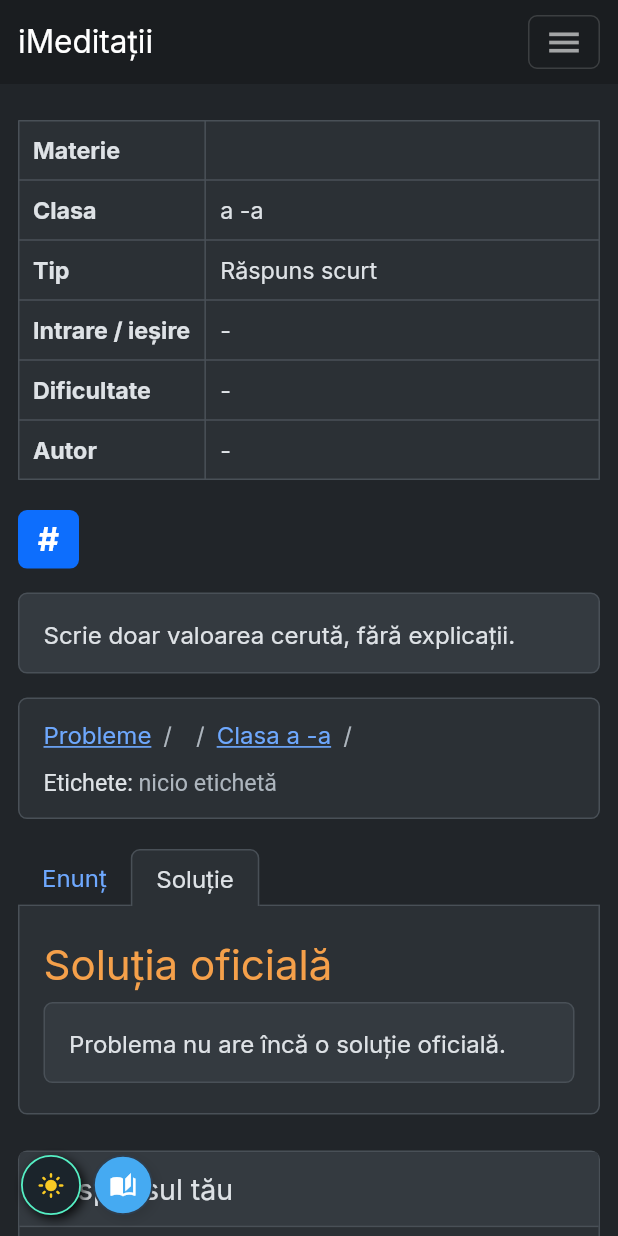
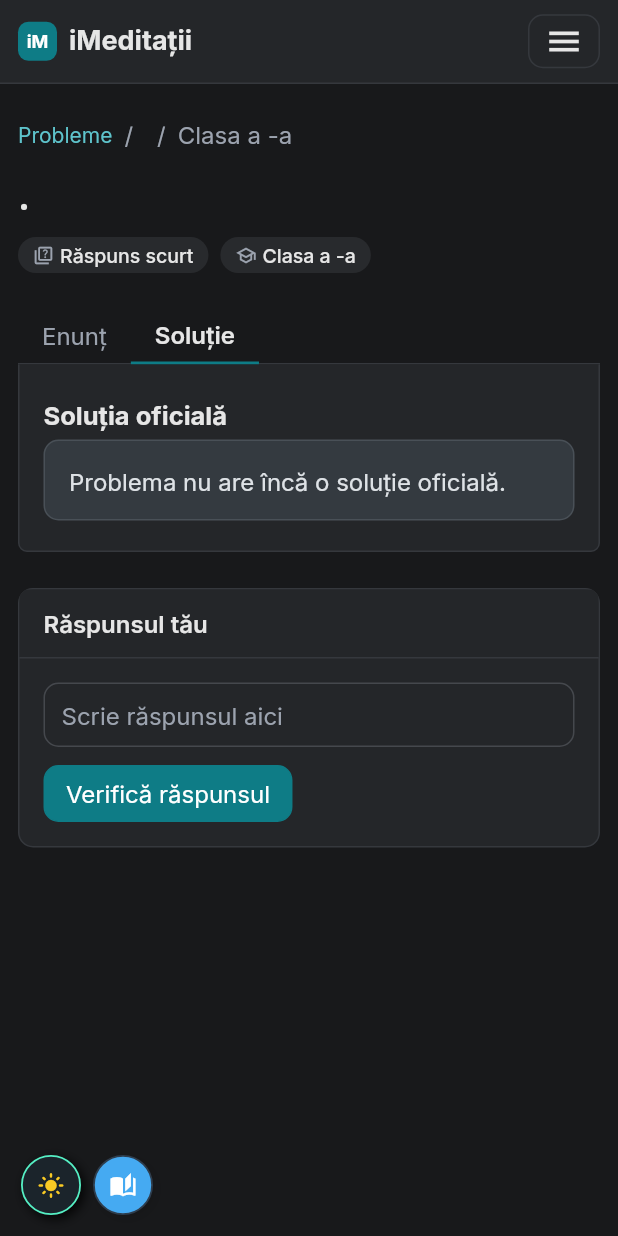
Before and after one commit to Ahmad1827/iMeditatii, a Flutter app: the ExerciseDetailScreen screen opened directly with empty values, after a tap on "SOLUTION", after a tap on the "dark mode" icon, after a tap on the "videogame asset" icon, on a phone screen of 412 x 824 dp. Run offline on Flutter 3.47's test engine with Material 3 defaults, Android fonts, the phone set to English and light mode, and no system bars; our stand-ins replace cached_network_image, cloud_firestore, firebase_auth, firebase_core, firebase_storage, flutter_dotenv and 6 more; missing offline and left inert: agora_rtc_engine; accounts and stored records are empty.

Commit message:
Apply screen updates and layout refinements

```diff
--- a/lib/custom_navbar.dart
+++ b/lib/custom_navbar.dart
@@ -157,7 +157,7 @@ class _PbNavLinkState extends State<_PbNavLink> {
 
   @override
   Widget build(BuildContext context) {
-    final color = widget.active ? Colors.white : Colors.white.withOpacity(_hover ? 0.85 : 0.6);
+    final color = (widget.active || _hover) ? Pb.text : Pb.muted;
     return MouseRegion(
       cursor: SystemMouseCursors.click,
       onEnter: (_) => setState(() => _hover = true),
@@ -253,7 +253,7 @@ class CustomNavbar extends StatelessWidget {
     return Container(
       height: 56,
       width: double.infinity,
-      color: Pb.navbar,
+      decoration: BoxDecoration(color: Pb.navbar, border: Border(bottom: BorderSide(color: Pb.border))),
       child: Center(
         child: ConstrainedBox(
           constraints: const BoxConstraints(maxWidth: Pb.containerMax),
@@ -265,7 +265,20 @@ class CustomNavbar extends StatelessWidget {
                   cursor: SystemMouseCursors.click,
                   child: GestureDetector(
                     onTap: () => context.go('/'),
-                    child: const Text('iMeditații', style: TextStyle(color: Colors.white, fontSize: 21)),
+                    child: Row(
+                      mainAxisSize: MainAxisSize.min,
+                      children: [
+                        Container(
+                          width: 26,
+                          height: 26,
+                          alignment: Alignment.center,
+                          decoration: BoxDecoration(color: Pb.primary, borderRadius: BorderRadius.circular(7)),
+                          child: const Text('iM', style: TextStyle(color: Colors.white, fontSize: 12, fontWeight: FontWeight.w700)),
+                        ),
+                        const SizedBox(width: 8),
+                        Text('iMeditații', style: TextStyle(color: Pb.text, fontSize: 18, fontWeight: FontWeight.w700)),
+                      ],
+                    ),
                   ),
                 ),
                 if (isDesktop) ...[
@@ -319,9 +332,9 @@ class CustomNavbar extends StatelessWidget {
                         padding: const EdgeInsets.symmetric(horizontal: 10, vertical: 4),
                         decoration: BoxDecoration(
                           borderRadius: Pb.radius,
-                          border: Border.all(color: Colors.white.withOpacity(0.15)),
+                          border: Border.all(color: Pb.border),
                         ),
-                        child: Icon(Icons.menu, color: Colors.white.withOpacity(0.6), size: 26),
+                        child: Icon(Icons.menu, color: Pb.text, size: 26),
                       ),
                     ),
                   ),
@@ -360,7 +373,7 @@ class CustomNavbar extends StatelessWidget {
         final divider = Container(height: 1, color: Colors.white.withOpacity(0.12));
 
         return Container(
-          color: Pb.navbar,
+          color: const Color(0xFF1F2430),
           padding: const EdgeInsets.fromLTRB(20, 8, 12, 16),
           child: SafeArea(
             top: false,
--- a/lib/design_system.dart
+++ b/lib/design_system.dart
@@ -30,7 +30,7 @@ class AppStyle {
   T pick<T>(T retro, T clean) => isClean ? clean : retro;
 
   /// Clean font. Used by main.dart (getTextTheme).
-  static TextTheme cleanTextTheme(TextTheme base) => GoogleFonts.ubuntuTextTheme(base);
+  static TextTheme cleanTextTheme(TextTheme base) => GoogleFonts.interTextTheme(base);
 
   /// "CALCUL INTEGRAL" -> "Calcul integral". Leaves mixed-case text alone.
   static String sentence(String t) {
@@ -54,33 +54,33 @@ class Pb {
 
   // Layout
   static const double containerMax = 1296;
-  static const BorderRadius radius = BorderRadius.all(Radius.circular(6));
+  static const BorderRadius radius = BorderRadius.all(Radius.circular(10));
 
-  // Surfaces
-  static Color get page => _d ? const Color(0xFF212529) : Colors.white;
-  static Color get surface => _d ? const Color(0xFF2B3035) : Colors.white;
-  static Color get cardHeader => _d ? const Color(0xFF343A40) : const Color(0xFFF7F7F7);
-  static Color get gray => _d ? const Color(0xFF343A40) : const Color(0xFFE9ECEF);
-  static Color get hoverBg => _d ? const Color(0xFF343A40) : const Color(0xFFF8F9FA);
-  static Color get tableStripe => _d ? const Color(0xFF30353B) : const Color(0xFFF2F2F2);
-  static Color get border => _d ? const Color(0xFF495057) : const Color(0xFFDEE2E6);
-  static Color get inputBorder => _d ? const Color(0xFF495057) : const Color(0xFFCED4DA);
+    // Surfaces
+  static Color get page => _d ? const Color(0xFF18191B) : const Color(0xFFF7F8FA);
+  static Color get surface => _d ? const Color(0xFF242629) : Colors.white;
+  static Color get cardHeader => surface;
+  static Color get gray => _d ? const Color(0xFF33363A) : const Color(0xFFEFF1F3);
+  static Color get hoverBg => _d ? const Color(0xFF2E3034) : const Color(0xFFF5F6F8);
+  static Color get tableStripe => _d ? const Color(0xFF2A2C30) : const Color(0xFFF9FAFB);
+  static Color get border => _d ? const Color(0xFF35383D) : const Color(0xFFE5E7EB);
+  static Color get inputBorder => _d ? const Color(0xFF45484D) : const Color(0xFFD1D5DB);
 
   // Text
-  static Color get text => _d ? const Color(0xFFDEE2E6) : const Color(0xFF212529);
-  static Color get muted => _d ? const Color(0xFFADB5BD) : const Color(0xFF6C757D);
-  static Color get link => _d ? const Color(0xFF6EA8FE) : const Color(0xFF0D6EFD);
+  static Color get text => _d ? const Color(0xFFE6E6E6) : const Color(0xFF262626);
+  static Color get muted => _d ? const Color(0xFF9CA3AF) : const Color(0xFF6B7280);
+  static Color get link => _d ? const Color(0xFF5EC4CC) : const Color(0xFF0E7C86);
 
-  /// Orange statement headings ("Cerința", "Exemplu").
-  static Color get heading => _d ? const Color(0xFFF5A04A) : const Color(0xFFF0861E);
-  static Color get inlineCode => _d ? const Color(0xFFE685B5) : const Color(0xFFD63384);
+  static Color get heading => text;
+  static Color get inlineCode => text;
+  static Color get codeChip => _d ? const Color(0xFF33363A) : const Color(0xFFEFF1F3);
 
   // Chrome
-  static Color get navbar => _d ? const Color(0xFF1A1D20) : const Color(0xFF343A40);
-  static Color get hero => _d ? const Color(0xFF1F4F7D) : const Color(0xFF3C87C8);
-  static Color get infoStrip => _d ? const Color(0xFF087990) : const Color(0xFF0DCAF0);
-  static Color get infoStripText => _d ? Colors.white : const Color(0xFF062C33);
-  static Color get postMeta => _d ? const Color(0xFF032830) : const Color(0xFFCFF4FC);
+  static Color get navbar => surface;
+  static Color get hero => _d ? const Color(0xFF141619) : const Color(0xFF1F2430);
+  static Color get infoStrip => _d ? const Color(0xFF3A2C1C) : const Color(0xFFFFF4E5);
+  static Color get infoStripText => _d ? const Color(0xFFFFD6A5) : const Color(0xFF8A4B00);
+  static Color get postMeta => _d ? const Color(0xFF2E3034) : const Color(0xFFF3F4F6);
 
   // Code
   static Color get codeBg => _d ? const Color(0xFF1E2226) : const Color(0xFFF8F9FA);
@@ -89,7 +89,7 @@ class Pb {
   static Color get editorActiveLine => _d ? const Color(0xFF343A40) : const Color(0xFFDCDCDC);
 
   // Semantic (Bootstrap)
-  static const Color primary = Color(0xFF0D6EFD);
+  static const Color primary = Color(0xFF0E7C86);
   static const Color secondary = Color(0xFF6C757D);
   static const Color success = Color(0xFF198754);
   static const Color danger = Color(0xFFDC3545);
--- a/lib/exercise_detail_screen.dart
+++ b/lib/exercise_detail_screen.dart
@@ -608,59 +608,104 @@ class _ExerciseDetailScreenState extends State<ExerciseDetailScreen> {
       Column(
         crossAxisAlignment: CrossAxisAlignment.stretch,
         children: [
+          _cleanBreadcrumbBox(),
+          const SizedBox(height: 18),
+          _cleanTitle(isMobile, done),
+          const SizedBox(height: 12),
           _cleanMetaTable(isMobile),
-          const SizedBox(height: 20),
-          _cleanTitle(isMobile, done),
-          const SizedBox(height: 16),
-          _cleanLanguageAlert(),
-          const SizedBox(height: 16),
-          _cleanBreadcrumbBox(),
-          const SizedBox(height: 20),
+          const SizedBox(height: 22),
+          if (isMobile) ...[
+            _cleanStatementPane(isMobile),
+            const SizedBox(height: 24),
+            _cleanWorkPane(isMobile),
+          ] else
+            Row(
+              crossAxisAlignment: CrossAxisAlignment.start,
+              children: [
+                Expanded(flex: 5, child: _cleanStatementPane(isMobile)),
+                const SizedBox(width: 20),
+                Expanded(flex: 6, child: _cleanWorkPane(isMobile)),
+              ],
+            ),
+          const SizedBox(height: 40),
+        ],
+      ),
+    );
+  }
+
+    Widget _cleanStatementPane(bool isMobile) => Column(
+        crossAxisAlignment: CrossAxisAlignment.stretch,
+        children: [
           PbNavTabs(
             labels: const ['Enunț', 'Soluție'],
             selected: selectedTab == 'enunt' ? 0 : 1,
             onSelect: (i) => setState(() => selectedTab = i == 0 ? 'enunt' : 'solutie'),
           ),
           PbTabPanel(child: selectedTab == 'enunt' ? _cleanStatement(isMobile) : _cleanSolution()),
-          const SizedBox(height: 24),
-          if (_kind == 'cod') ...[
+        ],
+      );
+
+  Widget _cleanWorkPane(bool isMobile) {
+    if (_kind == 'grila') return _cleanGrilaCard();
+    if (_kind == 'text') return _cleanTextCard();
+    return Column(
+      crossAxisAlignment: CrossAxisAlignment.stretch,
+      children: [
         _cleanCodeCard(isMobile),
         if (testResults.isNotEmpty || isRunningCode) ...[
           const SizedBox(height: 20),
           _cleanEvaluation(isMobile),
         ],
-          ] else if (_kind == 'grila')
-            _cleanGrilaCard()
-          else
-            _cleanTextCard(),
-          const SizedBox(height: 40),
-        ],
-      ),
+      ],
     );
   }
 
   Widget _cleanMetaTable(bool isMobile) {
-    final kindLabel = _kind == 'cod' ? 'Program C++' : (_kind == 'grila' ? 'Grilă' : 'Răspuns scurt');
-    final meta = <MapEntry<String, String>>[
-      MapEntry('Materie', widget.subject),
-      MapEntry('Clasa', 'a ${widget.grade}-a'),
-      MapEntry('Tip', kindLabel),
-      MapEntry('Intrare / ieșire', _kind == 'cod' ? 'tastatură / ecran' : '-'),
-      MapEntry('Dificultate', _str(['dificultate', 'difficulty']) ?? '-'),
-      MapEntry('Autor', _str(['autor', 'author']) ?? '-'),
-    ];
-
-    if (isMobile) {
-      return PbTable(
-        firstColumnBold: true,
-        columnWidths: const {0: IntrinsicColumnWidth(), 1: FlexColumnWidth()},
-        rows: [for (final m in meta) [Text(m.key), Text(m.value)]],
-      );
-    }
-    return PbTable(
-      headers: [for (final m in meta) m.key],
-      rows: [
-        [for (final m in meta) Text(m.value)],
+    final diffRaw = _str(['dificultate', 'difficulty']);
+    final diff = (diffRaw ?? '').toLowerCase();
+    Color? diffColor;
+    if (diff.startsWith('u') || diff.startsWith('e')) {
+      diffColor = const Color(0xFF00A67E);
+    } else if (diff.startsWith('m')) {
+      diffColor = const Color(0xFFD99A00);
+    } else if (diff.startsWith('g') || diff.startsWith('h') || diff.startsWith('d')) {
+      diffColor = const Color(0xFFE5484D);
+    }
+
+    Widget chip(String label, {Color? fg, IconData? icon}) => Container(
+          padding: const EdgeInsets.symmetric(horizontal: 10, vertical: 4),
+          decoration: BoxDecoration(
+            color: (fg ?? Pb.muted).withOpacity(0.12),
+            borderRadius: BorderRadius.circular(999),
+          ),
+          child: Row(
+            mainAxisSize: MainAxisSize.min,
+            children: [
+              if (icon != null) ...[
+                Icon(icon, size: 14, color: fg ?? Pb.muted),
+                const SizedBox(width: 4),
+              ],
+              Text(label, style: TextStyle(fontSize: 13, fontWeight: FontWeight.w500, color: fg ?? Pb.text)),
+            ],
+          ),
+        );
+
+    final tags = _list(['tags', 'etichete']) ?? const <String>[];
+    final author = _str(['autor', 'author']);
+
+    return Wrap(
+      spacing: 8,
+      runSpacing: 8,
+      children: [
+        if (diffRaw != null) chip(AppStyle.sentence(diffRaw), fg: diffColor),
+        chip(
+          _kind == 'cod' ? 'C++' : (_kind == 'grila' ? 'Grilă' : 'Răspuns scurt'),
+          icon: _kind == 'cod' ? Icons.code : Icons.quiz_outlined,
+        ),
+        chip('Clasa a ${widget.grade}-a', icon: Icons.school_outlined),
+        if (_kind == 'cod') chip('stdin / stdout', icon: Icons.swap_horiz),
+        for (final t in tags) chip(t, icon: Icons.sell_outlined),
+        if (author != null) chip(author, icon: Icons.person_outline),
       ],
     );
   }
@@ -671,59 +716,20 @@ class _ExerciseDetailScreenState extends State<ExerciseDetailScreen> {
       spacing: 14,
       runSpacing: 10,
       children: [
-        PbBadge(text: '#${widget.id}', color: Pb.primary, fontSize: isMobile ? 22 : 30),
-        Text(_title, style: TextStyle(fontSize: isMobile ? 28 : 40, color: Pb.link, height: 1.15)),
+        Text('${widget.id}. $_title', style: TextStyle(fontSize: isMobile ? 24 : 30, color: Pb.text, fontWeight: FontWeight.w700, height: 1.2)),
         if (done) PbBadge(text: 'rezolvată', color: Pb.success, fontSize: 13),
       ],
     );
   }
 
-  Widget _cleanLanguageAlert() {
-    final base = TextStyle(color: Pb.secondaryText, fontSize: 16);
-    Widget body;
-    if (_kind == 'cod') {
-      body = Text.rich(TextSpan(style: base, children: const [
-        TextSpan(text: 'Această problemă acceptă numai soluții în '),
-        TextSpan(text: 'C++', style: TextStyle(fontWeight: FontWeight.w700)),
-        TextSpan(text: '.'),
-      ]));
-    } else if (_kind == 'grila') {
-      body = Text('Problemă grilă: un singur răspuns este corect.', style: base);
-    } else {
-      body = Text('Scrie doar valoarea cerută, fără explicații.', style: base);
-    }
-    return PbAlert(type: PbAlertType.secondary, child: body);
-  }
 
   Widget _cleanBreadcrumbBox() {
-    final tags = _list(['tags', 'etichete']) ?? const <String>[];
     final listRoute = '/lista-exercitii?materie=${Uri.encodeComponent(widget.subject)}';
-
-    return Container(
-      padding: const EdgeInsets.fromLTRB(16, 14, 16, 14),
-      decoration: BoxDecoration(color: Pb.surface, borderRadius: Pb.radius, border: Border.all(color: Pb.border)),
-      child: Column(
-        crossAxisAlignment: CrossAxisAlignment.start,
-        children: [
-          PbBreadcrumb(items: [
+    return PbBreadcrumb(items: [
       PbCrumb('Probleme', () => context.go('/exercitii')),
       PbCrumb(widget.subject, () => context.go(listRoute)),
-            PbCrumb('Clasa a ${widget.grade}-a', () => context.go(listRoute)),
-            PbCrumb(_title),
-          ]),
-          const SizedBox(height: 14),
-          Text.rich(
-            TextSpan(
-              style: TextStyle(fontSize: 15.5, color: Pb.text),
-              children: [
-                const TextSpan(text: 'Etichete: '),
-                TextSpan(text: tags.isEmpty ? 'nicio etichetă' : tags.join(', '), style: TextStyle(color: Pb.muted)),
-              ],
-            ),
-          ),
-        ],
-      ),
-    );
+      PbCrumb('Clasa a ${widget.grade}-a'),
+    ]);
   }
 
   Widget _cleanStatement(bool isMobile) {
--- a/lib/home_screen.dart
+++ b/lib/home_screen.dart
@@ -177,19 +177,16 @@ class _HomeScreenState extends State<HomeScreen> {
           crossAxisAlignment: CrossAxisAlignment.start,
           children: [
             Text(
-              'iMeditații',
-              style: TextStyle(
-                color: Colors.white,
-                fontSize: isMobile ? 42 : 62,
-                fontWeight: FontWeight.w700,
-                height: 1.05,
-                shadows: [Shadow(color: Colors.black.withOpacity(0.35), offset: const Offset(2, 2))],
+              'Rezolvă probleme.\nÎnțelege teoria.',
+              style: TextStyle(color: Colors.white, fontSize: isMobile ? 34 : 52, fontWeight: FontWeight.w700, height: 1.1, letterSpacing: -1),
+            ),
+            SizedBox(height: isMobile ? 14 : 20),
+            ConstrainedBox(
+              constraints: const BoxConstraints(maxWidth: 620),
+              child: Text(
+                'Probleme de informatică și matematică pentru liceu, evaluate automat, plus lecții pe programa de Bacalaureat.',
+                style: TextStyle(color: Colors.white.withOpacity(0.75), fontSize: isMobile ? 17 : 20, height: 1.5),
               ),
-            ),
-            SizedBox(height: isMobile ? 14 : 22),
-            Text(
-              'Aici înveți! Probleme, lecții și profesori pentru liceu.',
-              style: TextStyle(color: Colors.white, fontSize: isMobile ? 20 : 30, fontWeight: FontWeight.w300, height: 1.3),
             ),
             SizedBox(height: isMobile ? 22 : 30),
             Wrap(
@@ -198,7 +195,7 @@ class _HomeScreenState extends State<HomeScreen> {
               children: [
                 PbButton(
                   text: 'Vezi problemele',
-                  variant: PbVariant.light,
+                  variant: PbVariant.primary,
                   size: PbSize.lg,
                   onPressed: () => context.go('/exercitii'),
                 ),
@@ -788,12 +785,12 @@ class _PbPostState extends State<_PbPost> {
                     child: AnimatedRotation(
                       turns: _open ? 0 : -0.25,
                       duration: const Duration(milliseconds: 150),
-                      child: Icon(Icons.expand_circle_down, size: 26, color: Pb.text),
+                      child: Icon(Icons.keyboard_arrow_down, size: 24, color: Pb.muted),
                     ),
                   ),
                 ),
                 const SizedBox(width: 10),
-                Expanded(child: PbLink(text: widget.title, onTap: widget.onLink, fontSize: 24)),
+                Expanded(child: PbLink(text: widget.title, onTap: widget.onLink, fontSize: 19, weight: FontWeight.w600)),
               ],
             ),
           ),
--- a/lib/ui_components.dart
+++ b/lib/ui_components.dart
@@ -261,7 +261,7 @@ _BtnColors _btnColors(PbVariant v, bool hover, bool down) {
 
   switch (v) {
     case PbVariant.primary:
-      final c = shade(Pb.primary, const Color(0xFF0B5ED7), const Color(0xFF0A58CA));
+      final c = shade(Pb.primary, const Color(0xFF0B6870), const Color(0xFF095A61));
       return _BtnColors(c, Colors.white, c);
     case PbVariant.secondary:
       final c = shade(Pb.secondary, const Color(0xFF5C636A), const Color(0xFF565E64));
@@ -469,7 +469,7 @@ class PbCard extends StatelessWidget {
   Widget build(BuildContext context) {
     AppStyle.of(context);
     final head = header ??
-        (title != null ? Text(title!, style: TextStyle(fontSize: 19, color: Pb.text, height: 1.3)) : null);
+        (title != null ? Text(title!, style: TextStyle(fontSize: 16, fontWeight: FontWeight.w600, color: Pb.text, height: 1.3)) : null);
 
     return Container(
       clipBehavior: Clip.antiAlias,
@@ -524,7 +524,7 @@ class PbBadge extends StatelessWidget {
   Widget build(BuildContext context) {
     return Container(
       padding: EdgeInsets.symmetric(horizontal: fontSize * 0.6, vertical: fontSize * 0.32),
-      decoration: BoxDecoration(color: color ?? Pb.secondary, borderRadius: Pb.radius),
+      decoration: BoxDecoration(color: color ?? Pb.secondary, borderRadius: BorderRadius.circular(999)),
       child: Text(
         text,
         style: TextStyle(color: textColor, fontSize: fontSize, fontWeight: FontWeight.w700, height: 1.15),
@@ -642,7 +642,8 @@ class _PbTabState extends State<_PbTab> {
           widget.label,
           style: TextStyle(
             fontSize: 16,
-            color: widget.active ? Pb.text : Pb.link,
+            color: widget.active ? Pb.text : Pb.muted,
+            fontWeight: widget.active ? FontWeight.w600 : FontWeight.w400,
             decoration: !widget.active && _hover ? TextDecoration.underline : null,
             decorationColor: Pb.link,
           ),
@@ -662,13 +663,9 @@ class _PbTabState extends State<_PbTab> {
         onTap: widget.onTap,
         child: Container(
           padding: const EdgeInsets.symmetric(horizontal: 16, vertical: 9),
-          decoration: widget.active
-              ? BoxDecoration(
-                  color: Pb.surface,
-                  border: Border(top: side, left: side, right: side),
-                  borderRadius: const BorderRadius.vertical(top: Radius.circular(6)),
-                )
-              : BoxDecoration(border: Border(bottom: side)),
+          decoration: BoxDecoration(
+            border: Border(bottom: widget.active ? const BorderSide(color: Pb.primary, width: 2) : side),
+          ),
           child: row,
         ),
       ),
@@ -723,7 +720,7 @@ class PbBreadcrumb extends StatelessWidget {
               child: Text('/', style: TextStyle(color: Pb.muted, fontSize: 16)),
             ),
           if (items[i].onTap != null && i < items.length - 1)
-            PbLink(text: items[i].label, onTap: items[i].onTap!, underline: true)
+            PbLink(text: items[i].label, onTap: items[i].onTap!, fontSize: 14)
           else
             Text(items[i].label, style: TextStyle(color: Pb.muted, fontSize: 16)),
         ],
@@ -799,13 +796,13 @@ class PbHeading extends StatelessWidget {
   final double size;
   final EdgeInsets padding;
 
-  const PbHeading(this.text, {super.key, this.size = 28, this.padding = const EdgeInsets.only(top: 18, bottom: 8)});
+  const PbHeading(this.text, {super.key, this.size = 17, this.padding = const EdgeInsets.only(top: 20, bottom: 6)});
 
   @override
   Widget build(BuildContext context) {
     return Padding(
       padding: padding,
-      child: Text(text, style: TextStyle(fontSize: size, color: Pb.heading, height: 1.2)),
+      child: Text(text, style: TextStyle(fontSize: size, color: Pb.heading, fontWeight: FontWeight.w700, height: 1.2)),
     );
   }
 }
@@ -831,7 +828,7 @@ class PbRichText extends StatelessWidget {
             if (parts[i].isNotEmpty)
               TextSpan(
                 text: parts[i],
-                style: i.isOdd ? Pb.mono(fontSize * 0.9, color: Pb.inlineCode, height: height) : null,
+                style: i.isOdd ? Pb.mono(fontSize * 0.88, color: Pb.inlineCode, height: height).copyWith(backgroundColor: Pb.codeChip) : null,
               ),
         ],
       ),
```
Lines whose indentation alone changed are shown as unchanged.
